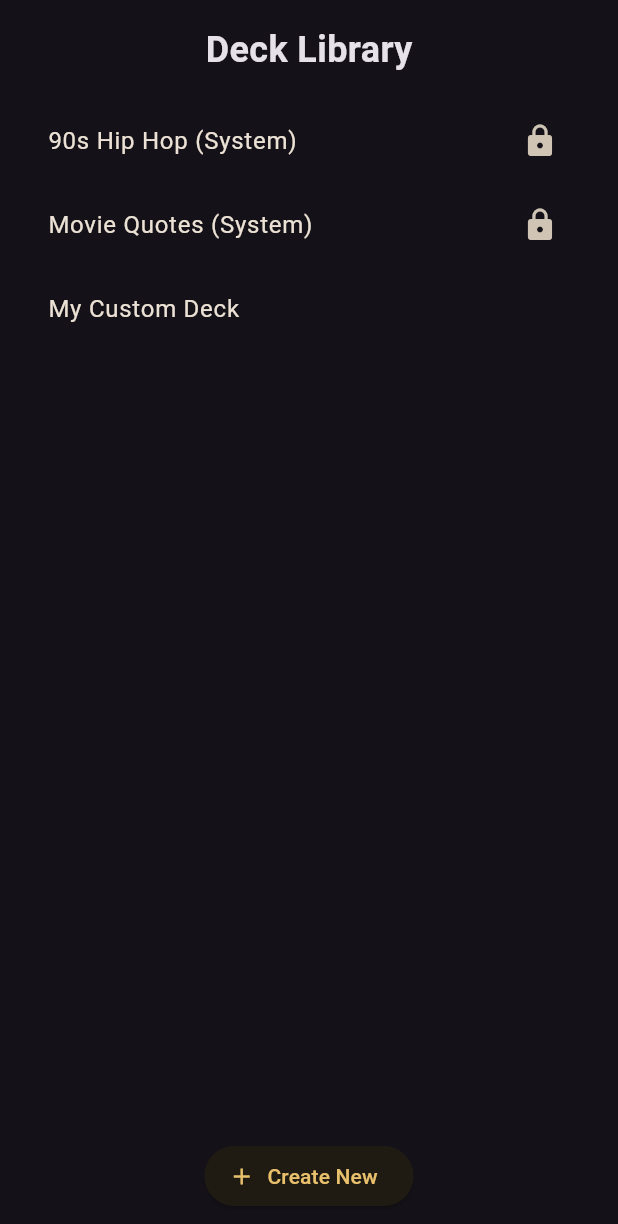
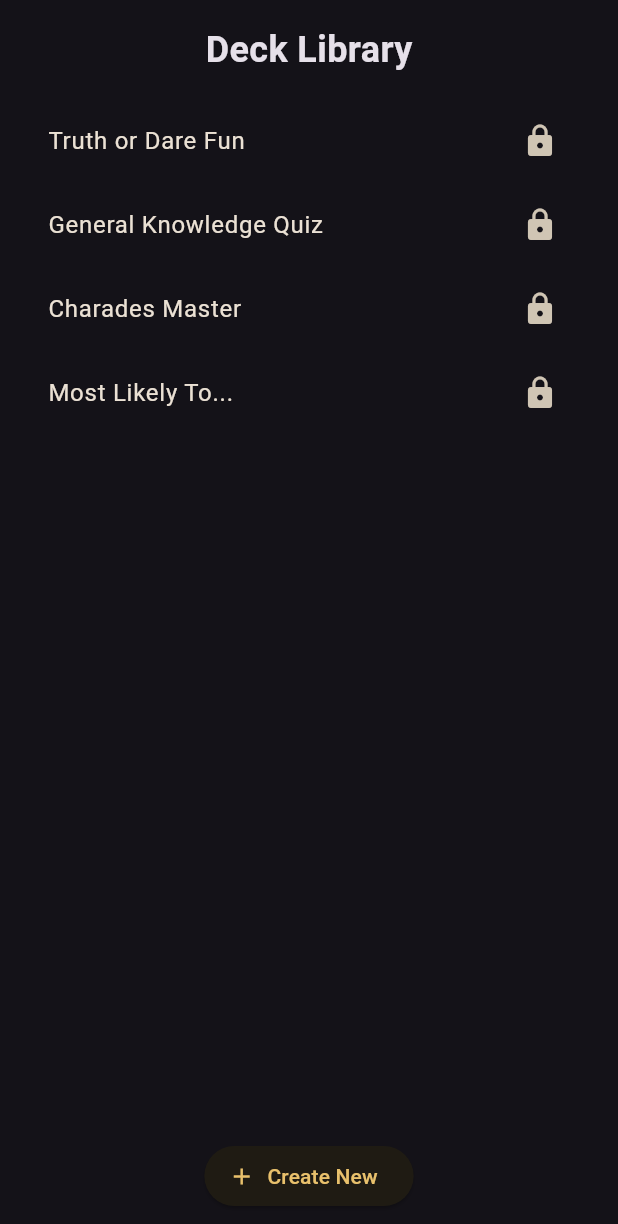
Before and after one commit to kefeh/social_shuffle, a Flutter app: the DeckLibrarySheet widget shown alone on an empty page, opened directly, on a phone screen of 412 x 824 dp. Shown: the top 1224 px of the screen. Run offline on Flutter 3.47's test engine with Material 3 defaults, Android fonts, the phone set to English and light mode, and no system bars; our stand-ins replace flutter_riverpod, flutter_svg, google_fonts, hive_flutter; accounts and stored records are empty.

```diff
--- /dev/null
+++ b/lib/core/services/deck_service.dart
@@ -0,0 +1,22 @@
+import 'dart:convert';
+import 'package:flutter/services.dart' show rootBundle;
+import 'package:social_shuffle/core/models/deck.dart';
+
+class DeckService {
+  Future<List<Deck>> loadSeedDecks() async {
+    final manifestContent = await rootBundle.loadString('AssetManifest.json');
+    final Map<String, dynamic> manifestMap = json.decode(manifestContent);
+
+    final deckAssetPaths = manifestMap.keys
+        .where((String key) => key.startsWith('assets/decks/') && key.endsWith('.json'))
+        .toList();
+
+    List<Deck> decks = [];
+    for (String path in deckAssetPaths) {
+      final String jsonString = await rootBundle.loadString(path);
+      final Map<String, dynamic> jsonMap = json.decode(jsonString);
+      decks.add(Deck.fromJson(jsonMap));
+    }
+    return decks;
+  }
+}
--- a/lib/features/deck_library/deck_library_sheet.dart
+++ b/lib/features/deck_library/deck_library_sheet.dart
@@ -1,33 +1,15 @@
 import 'package:flutter/material.dart';
+import 'package:flutter_riverpod/flutter_riverpod.dart';
+import 'package:social_shuffle/core/providers/deck_provider.dart';
 import 'package:social_shuffle/features/deck_library/widgets/deck_list_item.dart';
-import 'package:social_shuffle/features/game_loop/engines/flip_engine_screen.dart';
-import 'package:social_shuffle/features/game_loop/engines/quiz_engine_screen.dart';
-import 'package:social_shuffle/features/game_loop/engines/task_engine_screen.dart';
 import 'package:social_shuffle/features/game_loop/game_loop_screen.dart';
 
-class DeckLibrarySheet extends StatelessWidget {
+class DeckLibrarySheet extends ConsumerWidget {
   const DeckLibrarySheet({super.key});
 
   @override
-  Widget build(BuildContext context) {
-    final List<Map<String, dynamic>> _decks = [
-      {'title': '90s Hip Hop (System)', 'isSystem': true, 'engine': 'quiz'},
-      {'title': 'Movie Quotes (System)', 'isSystem': true, 'engine': 'flip'},
-      {'title': 'My Custom Deck', 'isSystem': false, 'engine': 'task'},
-    ];
-
-    Widget _getEngine(String engine) {
-      switch (engine) {
-        case 'quiz':
-          return const QuizEngineScreen();
-        case 'flip':
-          return const FlipEngineScreen();
-        case 'task':
-          return const TaskEngineScreen();
-        default:
-          return const QuizEngineScreen();
-      }
-    }
+  Widget build(BuildContext context, WidgetRef ref) {
+    final decksAsyncValue = ref.watch(deckListProvider);
 
     return Container(
       padding: const EdgeInsets.all(16.0),
@@ -39,25 +21,37 @@ class DeckLibrarySheet extends StatelessWidget {
             style: TextStyle(fontSize: 24, fontWeight: FontWeight.bold),
           ),
           const SizedBox(height: 16),
-          Expanded(
+          decksAsyncValue.when(
+            data: (decks) => Expanded(
               child: ListView.builder(
-              itemCount: _decks.length,
+                itemCount: decks.length,
                 itemBuilder: (context, index) {
-                final deck = _decks[index];
+                  final deck = decks[index];
                   return DeckListItem(
-                  title: deck['title'],
-                  isSystemDeck: deck['isSystem'],
+                    title: deck.title,
+                    isSystemDeck: deck.isSystem,
                     onTap: () {
                       Navigator.of(context).push(
                         MaterialPageRoute(
                           builder: (context) => GameLoopScreen(
-                          engine: _getEngine(deck['engine']),
+                            deck: deck,
                           ),
                         ),
                       );
                     },
                   );
                 },
+              ),
+            ),
+            loading: () => const Expanded(
+              child: Center(
+                child: CircularProgressIndicator(),
+              ),
+            ),
+            error: (err, stack) => Expanded(
+              child: Center(
+                child: Text('Error: $err'),
+              ),
             ),
           ),
           const SizedBox(height: 16),
--- a/lib/main.dart
+++ b/lib/main.dart
@@ -1,8 +1,11 @@
 import 'package:flutter/material.dart';
 import 'package:flutter_riverpod/flutter_riverpod.dart';
+import 'package:hive_flutter/hive_flutter.dart';
 import 'package:social_shuffle/features/splash/splash_screen.dart';
 
-void main() {
+Future<void> main() async {
+  WidgetsFlutterBinding.ensureInitialized();
+  await Hive.initFlutter();
   runApp(const ProviderScope(child: MyApp()));
 }
 
```
Also changed, not shown: lib/core/providers/deck_provider.dart (+11 -76 lines), lib/features/game_loop/engines/flip_engine_screen.dart (+23 -10 lines), lib/features/game_loop/engines/quiz_engine_screen.dart (+30 -36 lines), lib/features/game_loop/engines/task_engine_screen.dart (+24 -15 lines), lib/features/game_loop/engines/voting_engine_screen.dart (+22 -8 lines), lib/features/game_loop/game_loop_notifier.dart (added, +47 -0 lines), lib/features/game_loop/game_loop_screen.dart (+40 -4 lines). Lines whose indentation alone changed are shown as unchanged.
